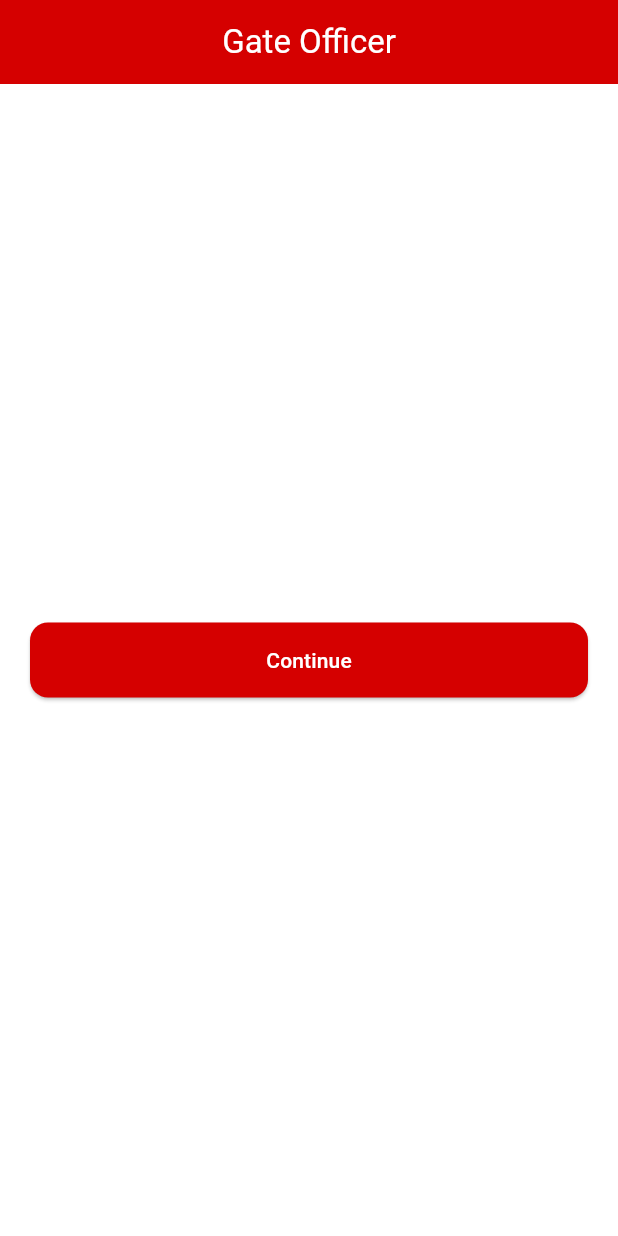
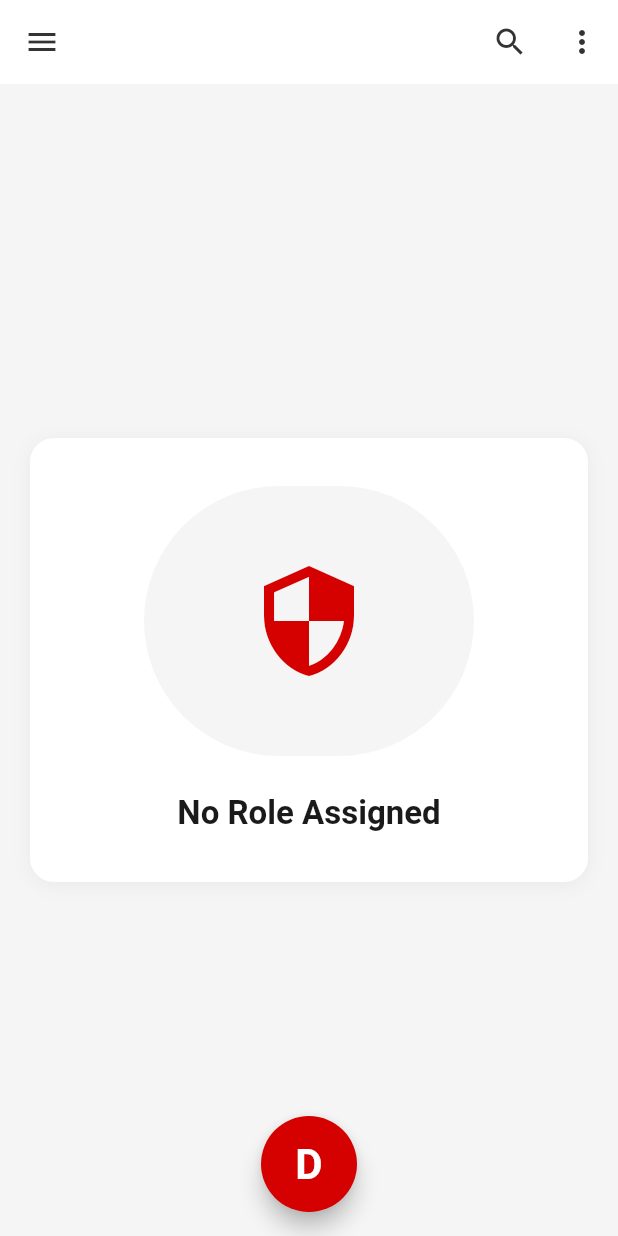
Before and after one commit to Thangella-Supraja/gateofficer-flutter, a Flutter app: the screen it shows after launch, on a phone screen of 412 x 824 dp. Run offline on Flutter 3.47's test engine with Material 3 defaults, Android fonts, the phone set to English and light mode, and no system bars.

Commit message:
feat: add No Role Assigned screen with feature-based architecture
- Create features/no_role_assigned/ with screens/ and widgets/
- Add NoRoleAssignedScreen with AppBar (menu, search, more icons)
- Add NoRoleCard widget with illustration placeholder and status text
- Add reusable IllustrationPlaceholder widget
- Add surfaceColor and iconColor to AppColors
- Update AppRoutes with noRoleAssigned route
- Update main.dart to use route-based navigation
- Update widget test for new app structure
- All colors use AppColors (no hardcoded values)
- flutter analyze: no issues found

Co-Authored-By: Devin AI <158243242+devin-ai-integration[bot]@users.noreply.github.com>

```diff
--- a/lib/core/constants/app_colors.dart
+++ b/lib/core/constants/app_colors.dart
@@ -12,4 +12,8 @@ class AppColors {
   static const Color textSecondary = Color(0xFF666666);
 
   static const Color borderColor = Color(0xFFE0E0E0);
+
+  static const Color surfaceColor = Color(0xFFF5F5F5);
+
+  static const Color iconColor = Color(0xFF333333);
 }
--- /dev/null
+++ b/lib/features/no_role_assigned/screens/no_role_assigned_screen.dart
@@ -0,0 +1,63 @@
+import 'package:flutter/material.dart';
+import '../../../core/constants/app_colors.dart';
+import '../widgets/no_role_card.dart';
+
+class NoRoleAssignedScreen extends StatelessWidget {
+  const NoRoleAssignedScreen({super.key});
+
+  @override
+  Widget build(BuildContext context) {
+    return Scaffold(
+      backgroundColor: AppColors.surfaceColor,
+      appBar: _buildAppBar(),
+      body: const Center(
+        child: SingleChildScrollView(
+          child: NoRoleCard(),
+        ),
+      ),
+      floatingActionButton: _buildFab(),
+      floatingActionButtonLocation: FloatingActionButtonLocation.centerFloat,
+    );
+  }
+
+  PreferredSizeWidget _buildAppBar() {
+    return AppBar(
+      backgroundColor: AppColors.backgroundColor,
+      elevation: 0,
+      leading: IconButton(
+        icon: const Icon(Icons.menu, color: AppColors.iconColor),
+        onPressed: () {},
+      ),
+      actions: [
+        IconButton(
+          icon: const Icon(Icons.search, color: AppColors.iconColor),
+          onPressed: () {},
+        ),
+        IconButton(
+          icon: const Icon(Icons.more_vert, color: AppColors.iconColor),
+          onPressed: () {},
+        ),
+      ],
+    );
+  }
+
+  Widget _buildFab() {
+    return SizedBox(
+      width: 64,
+      height: 64,
+      child: FloatingActionButton(
+        onPressed: () {},
+        backgroundColor: AppColors.primaryColor,
+        shape: const CircleBorder(),
+        child: const Text(
+          'D',
+          style: TextStyle(
+            color: Colors.white,
+            fontSize: 28,
+            fontWeight: FontWeight.bold,
+          ),
+        ),
+      ),
+    );
+  }
+}
--- /dev/null
+++ b/lib/features/no_role_assigned/widgets/illustration_placeholder.dart
@@ -0,0 +1,34 @@
+import 'package:flutter/material.dart';
+import '../../../core/constants/app_colors.dart';
+
+class IllustrationPlaceholder extends StatelessWidget {
+  final double width;
+  final double height;
+  final IconData icon;
+  final double iconSize;
+
+  const IllustrationPlaceholder({
+    super.key,
+    this.width = 220,
+    this.height = 180,
+    this.icon = Icons.security,
+    this.iconSize = 80,
+  });
+
+  @override
+  Widget build(BuildContext context) {
+    return Container(
+      width: width,
+      height: height,
+      decoration: BoxDecoration(
+        color: AppColors.surfaceColor,
+        borderRadius: BorderRadius.circular(height / 2),
+      ),
+      child: Icon(
+        icon,
+        size: iconSize,
+        color: AppColors.primaryColor,
+      ),
+    );
+  }
+}
--- /dev/null
+++ b/lib/features/no_role_assigned/widgets/no_role_card.dart
@@ -0,0 +1,41 @@
+import 'package:flutter/material.dart';
+import '../../../core/constants/app_colors.dart';
+import 'illustration_placeholder.dart';
+
+class NoRoleCard extends StatelessWidget {
+  const NoRoleCard({super.key});
+
+  @override
+  Widget build(BuildContext context) {
+    return Container(
+      width: double.infinity,
+      margin: const EdgeInsets.symmetric(horizontal: 20),
+      padding: const EdgeInsets.symmetric(vertical: 32, horizontal: 24),
+      decoration: BoxDecoration(
+        color: AppColors.backgroundColor,
+        borderRadius: BorderRadius.circular(16),
+        boxShadow: [
+          BoxShadow(
+            color: Colors.black.withValues(alpha: 0.05),
+            blurRadius: 10,
+            offset: const Offset(0, 2),
+          ),
+        ],
+      ),
+      child: Column(
+        mainAxisSize: MainAxisSize.min,
+        children: [
+          const IllustrationPlaceholder(),
+          const SizedBox(height: 24),
+          Text(
+            'No Role Assigned',
+            style: Theme.of(context).textTheme.titleLarge?.copyWith(
+                  color: AppColors.textPrimary,
+                  fontWeight: FontWeight.w600,
+                ),
+          ),
+        ],
+      ),
+    );
+  }
+}
--- a/lib/main.dart
+++ b/lib/main.dart
@@ -1,6 +1,6 @@
 import 'package:flutter/material.dart';
 import 'core/theme/app_theme.dart';
-import 'shared/widgets/custom_button.dart';
+import 'routes/app_routes.dart';
 
 void main() {
   runApp(const GateOfficerApp());
@@ -13,22 +13,10 @@ class GateOfficerApp extends StatelessWidget {
   Widget build(BuildContext context) {
     return MaterialApp(
       debugShowCheckedModeBanner: false,
-
       title: 'Gate Officer',
-
       theme: AppTheme.lightTheme,
-
-      home: Scaffold(
-        appBar: AppBar(title: const Text('Gate Officer')),
-
-        body: Center(
-          child: Padding(
-            padding: const EdgeInsets.all(20),
-
-            child: CustomButton(title: 'Continue', onPressed: () {}),
-          ),
-        ),
-      ),
+      initialRoute: AppRoutes.noRoleAssigned,
+      routes: AppRoutes.routes,
     );
   }
 }
--- a/lib/routes/app_routes.dart
+++ b/lib/routes/app_routes.dart
@@ -0,0 +1,10 @@
+import 'package:flutter/material.dart';
+import '../features/no_role_assigned/screens/no_role_assigned_screen.dart';
+
+class AppRoutes {
+  static const String noRoleAssigned = '/';
+
+  static Map<String, WidgetBuilder> routes = {
+    noRoleAssigned: (context) => const NoRoleAssignedScreen(),
+  };
+}
```
Also changed, not shown: 1 other file.
